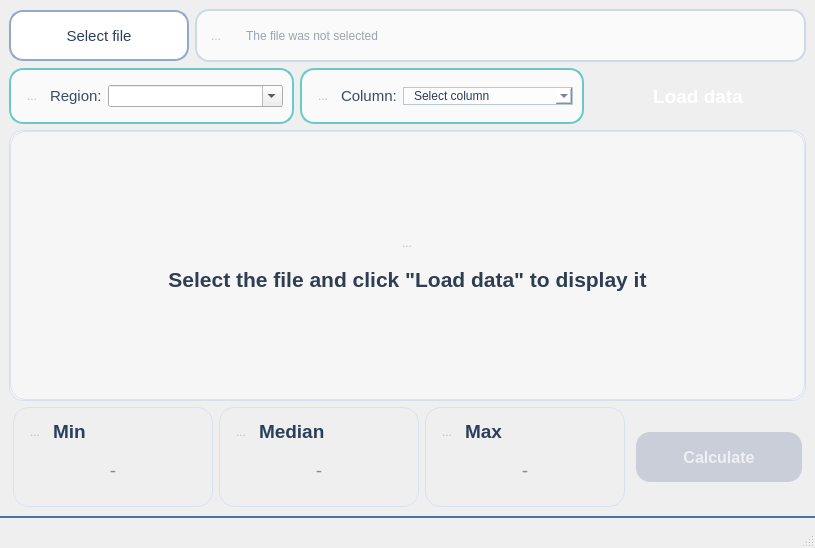
First picture: the form in mainwindow.ui, repository aleksei-manikhin/sem2_lab_02_OP, before the edit.
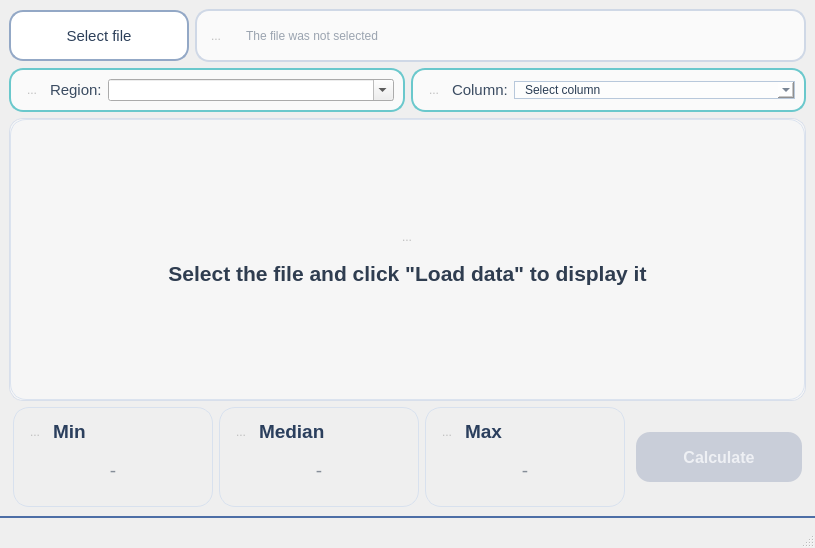
Second picture: the form after the edit. Icons and pictures are not drawn.

Commit message: delete 'Load data' button

```diff
--- a/mainwindow.ui
+++ b/mainwindow.ui
@@ -501,40 +501,6 @@
         </layout>
        </widget>
       </item>
-      <item>
-       <widget class="QPushButton" name="loadDataButton">
-        <property name="sizePolicy">
-         <sizepolicy hsizetype="Fixed" vsizetype="Fixed">
-          <horstretch>0</horstretch>
-          <verstretch>0</verstretch>
-         </sizepolicy>
-        </property>
-        <property name="minimumSize">
-         <size>
-          <width>216</width>
-          <height>56</height>
-         </size>
-        </property>
-        <property name="font">
-         <font>
-          <pointsize>14</pointsize>
-          <bold>true</bold>
-         </font>
-        </property>
-        <property name="text">
-         <string>Load data</string>
-        </property>
-        <property name="iconSize">
-         <size>
-          <width>25</width>
-          <height>25</height>
-         </size>
-        </property>
-        <property name="shortcut">
-         <string/>
-        </property>
-       </widget>
-      </item>
      </layout>
     </item>
     <item>
```
The commit also changes 1 other file.
